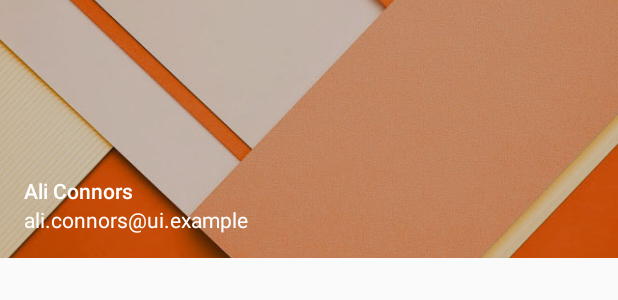
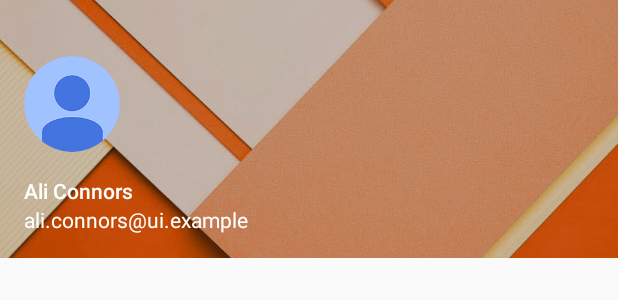
Before and after one commit to awasisto/opensiak, an Android app: the layout navigation_drawer_header.xml on its own in the app's theme, with its tools: preview values and no code run, on a phone screen of 412 x 824 dp. Shown: the top 300 px of the screen. Run offline under Robolectric (Android 15) with nearby library versions, the phone set to English and light mode, and no system bars; Roboto replaces fonts that are not available here.

Commit message:
Use tools:src on student photo

```diff
--- a/app/src/main/res/layout/navigation_drawer_header.xml
+++ b/app/src/main/res/layout/navigation_drawer_header.xml
@@ -52,7 +52,8 @@
                 android:layout_marginStart="16dp"
                 android:layout_marginBottom="16dp"
                 android:contentDescription="@string/student_photo"
-                app:photoData="@{viewModel.activeAccountPhotoData}"/>
+                app:photoData="@{viewModel.activeAccountPhotoData}"
+                tools:src="@drawable/empty_student_photo"/>
 
             <TextView
                 android:layout_width="wrap_content"
```
